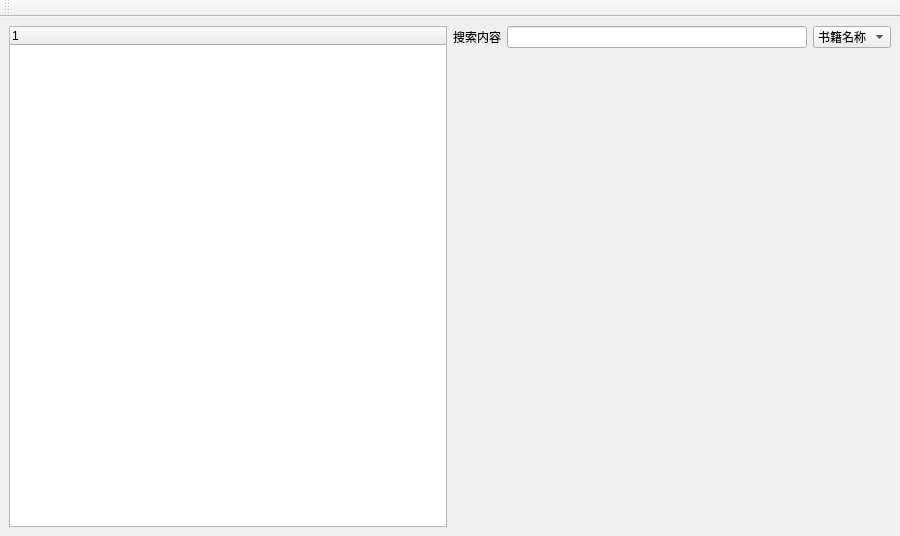
Old version of the form algorithm/data structure class/Library/LibrarySystem in pureQT/mainmenu.ui in the repository xmmmmmovo/BaseNotes.
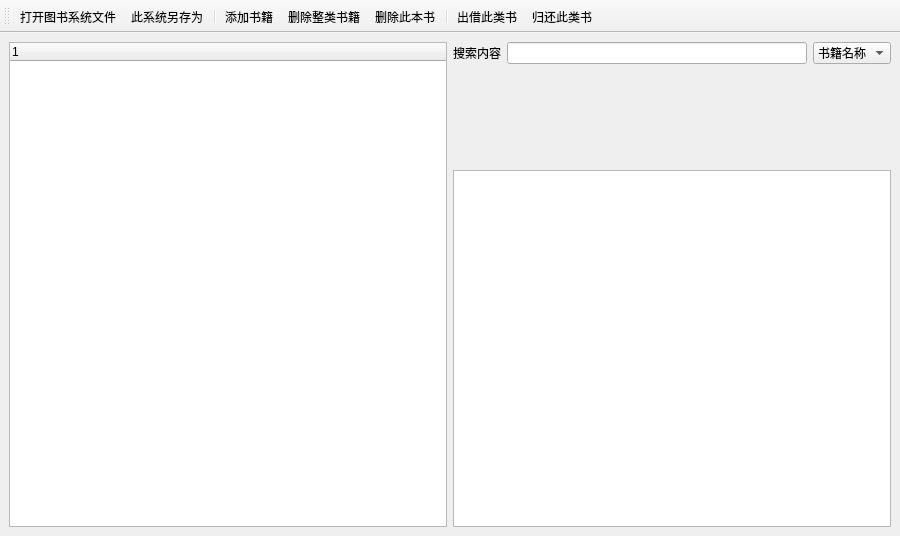
New version of the form. Icons and pictures are not drawn.

```diff
--- a/algorithm/data structure class/Library/LibrarySystem in pureQT/mainmenu.ui
+++ b/algorithm/data structure class/Library/LibrarySystem in pureQT/mainmenu.ui
@@ -27,16 +27,10 @@
   </property>
   <widget class="QWidget" name="centralwidget">
    <layout class="QGridLayout" name="gridLayout">
-    <item row="1" column="0" rowspan="3">
-     <widget class="QTreeWidget" name="bookTree">
-      <column>
-       <property name="text">
-        <string notr="true">1</string>
-       </property>
-      </column>
-     </widget>
+    <item row="2" column="1">
+     <widget class="QTextBrowser" name="bookInfo"/>
     </item>
-    <item row="1" column="1">
+    <item row="0" column="1">
      <layout class="QHBoxLayout" name="horizontalLayout">
       <item>
        <widget class="QLabel" name="searchText">
@@ -72,15 +66,27 @@
       </item>
      </layout>
     </item>
-    <item row="2" column="1">
-     <spacer name="horizontalSpacer">
+    <item row="0" column="0" rowspan="3">
+     <widget class="QTreeWidget" name="bookTree">
+      <column>
+       <property name="text">
+        <string notr="true">1</string>
+       </property>
+      </column>
+     </widget>
+    </item>
+    <item row="1" column="1">
+     <spacer name="verticalSpacer">
       <property name="orientation">
-       <enum>Qt::Horizontal</enum>
+       <enum>Qt::Vertical</enum>
+      </property>
+      <property name="sizeType">
+       <enum>QSizePolicy::Fixed</enum>
       </property>
       <property name="sizeHint" stdset="0">
        <size>
-        <width>40</width>
-        <height>20</height>
+        <width>20</width>
+        <height>100</height>
        </size>
       </property>
      </spacer>
@@ -97,7 +103,86 @@
    <attribute name="toolBarBreak">
     <bool>false</bool>
    </attribute>
+   <addaction name="openBookLib"/>
+   <addaction name="saveAsFile"/>
+   <addaction name="separator"/>
+   <addaction name="addBook"/>
+   <addaction name="deleteAllSameBook"/>
+   <addaction name="deleteThisBook"/>
+   <addaction name="separator"/>
+   <addaction name="lendThisBook"/>
+   <addaction name="backThisBook"/>
   </widget>
+  <action name="openBookLib">
+   <property name="icon">
+    <iconset>
+     <normalon>:/icon/actions/fileopen.png</normalon>
+    </iconset>
+   </property>
+   <property name="text">
+    <string>打开图书系统文件</string>
+   </property>
+  </action>
+  <action name="addBook">
+   <property name="icon">
+    <iconset>
+     <normalon>:/icon/actions/add.png</normalon>
+    </iconset>
+   </property>
+   <property name="text">
+    <string>添加书籍</string>
+   </property>
+  </action>
+  <action name="deleteAllSameBook">
+   <property name="icon">
+    <iconset>
+     <normalon>:/icon/actions/edit-delete.png</normalon>
+    </iconset>
+   </property>
+   <property name="text">
+    <string>删除整类书籍</string>
+   </property>
+  </action>
+  <action name="deleteThisBook">
+   <property name="icon">
+    <iconset>
+     <normalon>:/icon/actions/gtk-remove.png</normalon>
+    </iconset>
+   </property>
+   <property name="text">
+    <string>删除此本书</string>
+   </property>
+  </action>
+  <action name="lendThisBook">
+   <property name="icon">
+    <iconset>
+     <normalon>:/icon/actions/stock_right.png</normalon>
+    </iconset>
+   </property>
+   <property name="text">
+    <string>出借此类书</string>
+   </property>
+  </action>
+  <action name="backThisBook">
+   <property name="icon">
+    <iconset>
+     <normalon>:/icon/actions/object-rotate-left.png</normalon>
+    </iconset>
+   </property>
+   <property name="text">
+    <string>归还此类书</string>
+   </property>
+  </action>
+  <action name="saveAsFile">
+   <property name="icon">
+    <iconset>
+     <normalon>:/icon/actions/filesaveas.png</normalon>
+    </iconset>
+   </property>
+   <property name="text">
+    <string>此系统另存为</string>
+   </property>
+  </action>
  </widget>
  <resources/>
  <connections/>
```
